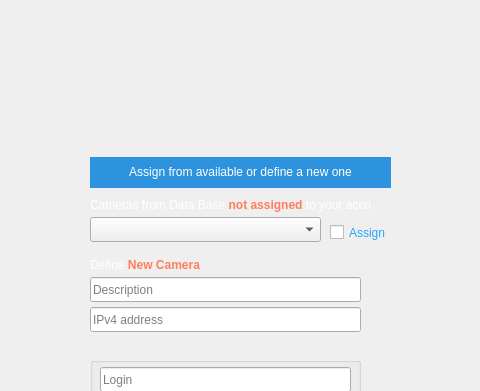
Above: LeonCam/UserCamera.ui from kazimierczak-robert/LeonCam before the change; both pictures show x 160 to 640 and y 0 to 391 of the 800 by 600 pixel window. Below: the same form after it.
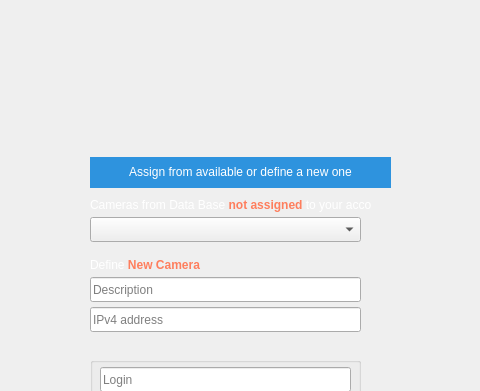
That is the form after the change. Icons and pictures are not drawn.

Commit message: Dodanie gifa Loading w CameraPreview, poprawka w przechwytywaniu klatek, wyszukiwanie kamer ONVIF

Diff of the .ui file:
```diff
--- a/LeonCam/UserCamera.ui
+++ b/LeonCam/UserCamera.ui
@@ -71,7 +71,7 @@
     <rect>
      <x>250</x>
      <y>217</y>
-     <width>231</width>
+     <width>271</width>
      <height>25</height>
     </rect>
    </property>
@@ -278,26 +278,6 @@
     <string/>
    </property>
   </widget>
-  <widget class="QCheckBox" name="CBAssign">
-   <property name="geometry">
-    <rect>
-     <x>490</x>
-     <y>220</y>
-     <width>61</width>
-     <height>25</height>
-    </rect>
-   </property>
-   <property name="styleSheet">
-    <string notr="true">#CBAssign{color: rgb(35, 167, 255);}
-#CBAssign:hover
-{
-	color: rgb(89, 178, 255);
-}</string>
-   </property>
-   <property name="text">
-    <string>Assign</string>
-   </property>
-  </widget>
   <widget class="QLabel" name="LTipLoginPass">
    <property name="geometry">
     <rect>
```
Left out of the diff: 1 changed line with no effect on the pictures. The commit also changes 10 other files.
